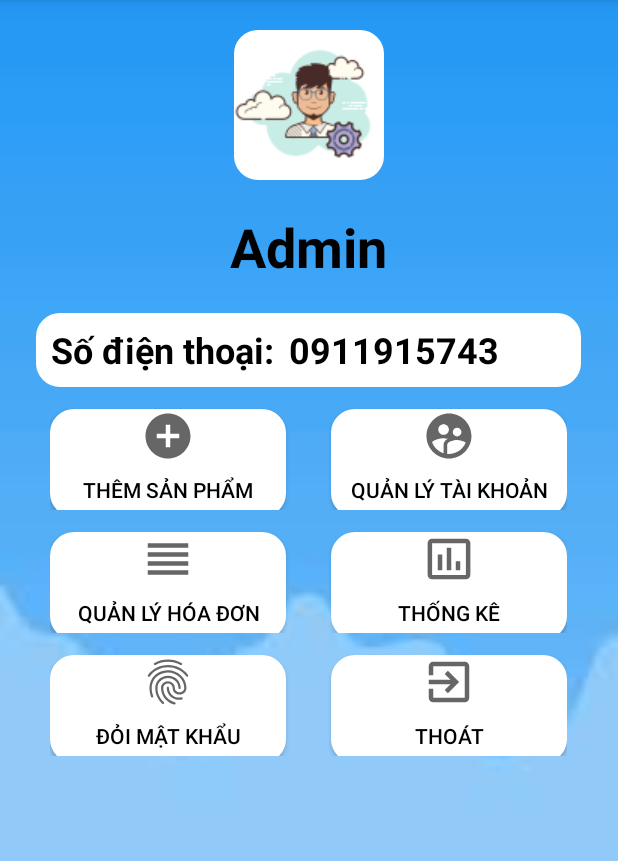
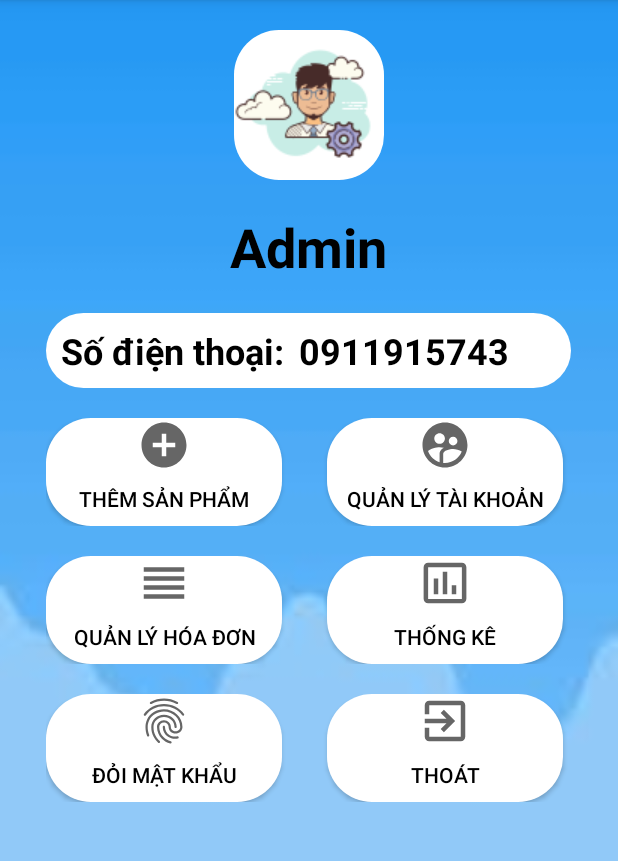
Before and after one commit to thiha129/hi, an Android app: the MainActivityThongTin screen opened directly, with no data from a screen before it, on a phone screen of 412 x 824 dp, the part 84-945 px from its top. Run offline under Robolectric (Android 15) with nearby library versions, the phone set to English and light mode, and no system bars.

Commit message:
giao dien 2

```diff
--- a/app/src/main/res/drawable/botron_button.xml
+++ b/app/src/main/res/drawable/botron_button.xml
@@ -9,11 +9,6 @@
     </solid>
 
     <!-- đặt thuộc tính màu và độ rộng của đường viền -->
-    <stroke
-        android:width="1dp"
-        android:color="#fff" >
-    </stroke>
-
     <!-- các thuộc tính căn chỉnh-->
 <!--    <padding-->
 <!--        android:left="10dp"-->
@@ -24,7 +19,7 @@
 
     <!-- và đây là bán kính đường tròn ở 4 góc -->
     <corners
-        android:radius="15dp" >
+        android:radius="30dp" >
     </corners>
 
 </shape>
--- a/app/src/main/res/layout/activity_main_thong_tin.xml
+++ b/app/src/main/res/layout/activity_main_thong_tin.xml
@@ -34,8 +34,8 @@
     </TextView>
 
     <LinearLayout
-        android:layout_width="363dp"
-        android:layout_height="49dp"
+        android:layout_width="350dp"
+        android:layout_height="50dp"
         android:layout_gravity="center"
         android:layout_marginTop="20dp"
         android:background="@drawable/botron_button"
@@ -68,9 +68,10 @@
     </LinearLayout>
 
     <LinearLayout
-        android:layout_width="wrap_content"
+        android:layout_width="350dp"
         android:layout_height="wrap_content"
         android:layout_gravity="center"
+        android:layout_marginTop="20dp"
         android:orientation="horizontal">
 
         <Button
@@ -78,7 +79,7 @@
             android:layout_width="157dp"
             android:layout_height="72dp"
             android:layout_gravity="center"
-            android:layout_marginTop="10dp"
+
             android:background="@drawable/botron_button"
             android:drawableTop="@drawable/ic_baseline_add_circle_24"
             android:gravity="center"
@@ -92,7 +93,7 @@
             android:layout_height="72dp"
             android:layout_gravity="center"
             android:layout_marginLeft="30dp"
-            android:layout_marginTop="10dp"
+
             android:background="@drawable/botron_button"
             android:drawableTop="@drawable/ic_baseline_supervised_user_circle_24"
             android:gravity="center"
@@ -104,9 +105,10 @@
     </LinearLayout>
 
     <LinearLayout
-        android:layout_width="wrap_content"
+        android:layout_width="350dp"
         android:layout_height="wrap_content"
         android:layout_gravity="center"
+        android:layout_marginTop="20dp"
         android:orientation="horizontal">
 
         <Button
@@ -114,7 +116,7 @@
             android:layout_width="157dp"
             android:layout_height="72dp"
             android:layout_gravity="center"
-            android:layout_marginTop="10dp"
+
             android:background="@drawable/botron_button"
             android:drawableTop="@drawable/ic_baseline_reorder_24"
             android:gravity="center"
@@ -128,7 +130,6 @@
             android:layout_height="72dp"
             android:layout_gravity="center"
             android:layout_marginLeft="30dp"
-            android:layout_marginTop="10dp"
             android:background="@drawable/botron_button"
             android:drawableTop="@drawable/ic_baseline_insert_chart_outlined_24"
             android:gravity="center"
@@ -140,9 +141,10 @@
     </LinearLayout>
 
     <LinearLayout
-        android:layout_width="wrap_content"
+        android:layout_width="350dp"
         android:layout_height="wrap_content"
         android:layout_gravity="center"
+        android:layout_marginTop="20dp"
         android:orientation="horizontal">
 
         <Button
@@ -150,7 +152,6 @@
             android:layout_width="157dp"
             android:layout_height="72dp"
             android:layout_gravity="center"
-            android:layout_marginTop="10dp"
             android:background="@drawable/botron_button"
             android:drawableTop="@drawable/ic_baseline_fingerprint_24"
             android:gravity="center"
@@ -165,7 +166,6 @@
             android:layout_height="72dp"
             android:layout_gravity="center"
             android:layout_marginLeft="30dp"
-            android:layout_marginTop="10dp"
             android:background="@drawable/botron_button"
             android:drawableTop="@drawable/ic_baseline_exit_to_app_24"
             android:gravity="center"
```
